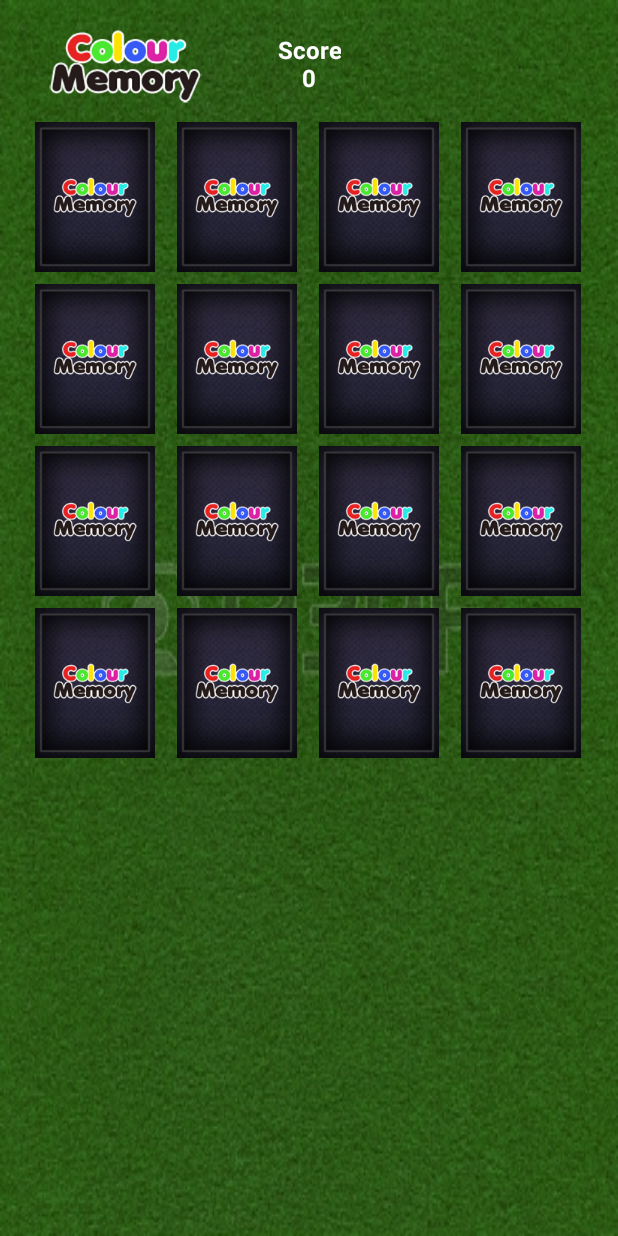
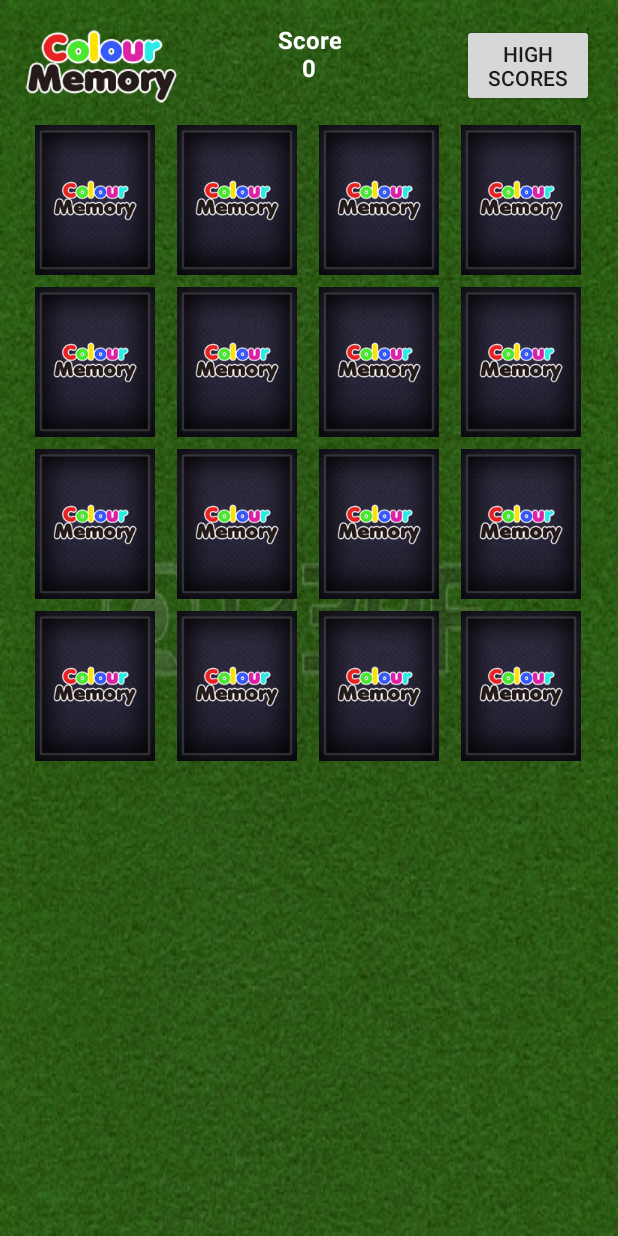
Before and after one commit to iNdieboyjeff/ColourMemory, an Android app: the screen it shows after launch (ColourMemoryActivity), on a phone screen of 412 x 824 dp. Run offline under Robolectric (Android 15) with nearby library versions, the phone set to English and light mode, and no system bars.

Commit message:
Implement High Score Activity

```diff
--- a/app/src/main/java/uk/me/jeffsutton/colourmemory/ColourMemoryActivity.java
+++ b/app/src/main/java/uk/me/jeffsutton/colourmemory/ColourMemoryActivity.java
@@ -1,11 +1,13 @@
 package uk.me.jeffsutton.colourmemory;
 
+import android.content.Intent;
 import android.os.Bundle;
 import android.support.v7.app.AlertDialog;
 import android.support.v7.app.AppCompatActivity;
 import android.view.LayoutInflater;
 import android.view.View;
 import android.widget.AdapterView;
+import android.widget.Button;
 import android.widget.EditText;
 import android.widget.GridView;
 import android.widget.TextView;
@@ -20,6 +22,7 @@ public class ColourMemoryActivity extends AppCompatActivity implements AdapterVi
 
     GridView grid;
     TextView scoreView;
+    Button highScoresButton;
 
     CardGridAdapter adapter;
 
@@ -34,8 +37,21 @@ public class ColourMemoryActivity extends AppCompatActivity implements AdapterVi
 
         grid = (GridView) findViewById(R.id.gridView);
         scoreView = (TextView) findViewById(R.id.textView);
+        highScoresButton = (Button) findViewById(R.id.button);
+
+        highScoresButton.setOnClickListener(new View.OnClickListener() {
+            @Override
+            public void onClick(View v) {
+                showHighScores();
+            }
+        });
 
         newGame();
+    }
+
+    private void showHighScores() {
+        Intent intent = new Intent(this, HighScoresActivity.class);
+        startActivity(intent);
     }
 
     private void newGame() {
--- a/app/src/main/res/layout/activity_colourmemory.xml
+++ b/app/src/main/res/layout/activity_colourmemory.xml
@@ -1,9 +1,6 @@
 <RelativeLayout xmlns:android="http://schemas.android.com/apk/res/android"
     xmlns:tools="http://schemas.android.com/tools" android:layout_width="match_parent"
-    android:layout_height="match_parent" android:paddingLeft="@dimen/activity_horizontal_margin"
-    android:paddingRight="@dimen/activity_horizontal_margin"
-    android:paddingTop="@dimen/activity_vertical_margin"
-    android:paddingBottom="@dimen/activity_vertical_margin"
+    android:layout_height="match_parent"
     tools:context="uk.me.jeffsutton.colourmemory.ColourMemoryActivity">
 
     <RelativeLayout
@@ -13,7 +10,8 @@
         android:layout_alignParentTop="true"
         android:layout_alignParentLeft="true"
         android:layout_alignParentRight="true"
-        android:layout_marginBottom="8dp">
+        android:layout_marginBottom="8dp"
+        android:paddingTop="@dimen/activity_vertical_margin">
 
         <TextView
             android:layout_width="wrap_content"
@@ -31,6 +29,15 @@
             android:layout_height="wrap_content"
             android:id="@+id/imageView2"
             android:src="@drawable/logo" />
+
+        <Button
+            android:layout_width="wrap_content"
+            android:layout_height="wrap_content"
+            android:text="@string/high_scores"
+            android:id="@+id/button"
+            android:layout_alignParentBottom="false"
+            android:layout_alignParentRight="true"
+            android:layout_marginRight="16dp" />
     </RelativeLayout>
 
     <GridView
@@ -41,6 +48,9 @@
         android:layout_centerHorizontal="true"
         android:numColumns="4"
         tools:listitem="@layout/card_item"
-        android:layout_below="@+id/header" />
+        android:layout_below="@+id/header"
+        android:paddingLeft="@dimen/activity_horizontal_margin"
+        android:paddingRight="@dimen/activity_horizontal_margin"
+        android:paddingBottom="@dimen/activity_vertical_margin" />
 
 </RelativeLayout>
--- a/app/src/main/res/values/strings.xml
+++ b/app/src/main/res/values/strings.xml
@@ -6,4 +6,9 @@
     <string name="cancel">Cancel</string>
     <string name="name_hint">(e.g. John Smith)</string>
     <string name="forgot_name">You forgot to enter your name! Whoops</string>
+    <string name="high_scores">High\nScores</string>
+    <string name="title_activity_high_scores">HighScoresActivity</string>
+
+    <string name="hello_world">Hello world!</string>
+    <string name="action_settings">Settings</string>
 </resources>
```
Also changed, not shown: app/src/main/AndroidManifest.xml (+8 -0 lines), app/src/main/java/uk/me/jeffsutton/colourmemory/HighScoresActivity.java (added, +26 -0 lines), app/src/main/java/uk/me/jeffsutton/colourmemory/adapter/HighScoreAdapter.java (added, +80 -0 lines), app/src/main/res/layout/activity_high_scores.xml (added, +16 -0 lines), app/src/main/res/layout/high_score_item.xml (added, +34 -0 lines), app/src/main/res/menu/menu_high_scores.xml (added, +7 -0 lines).
